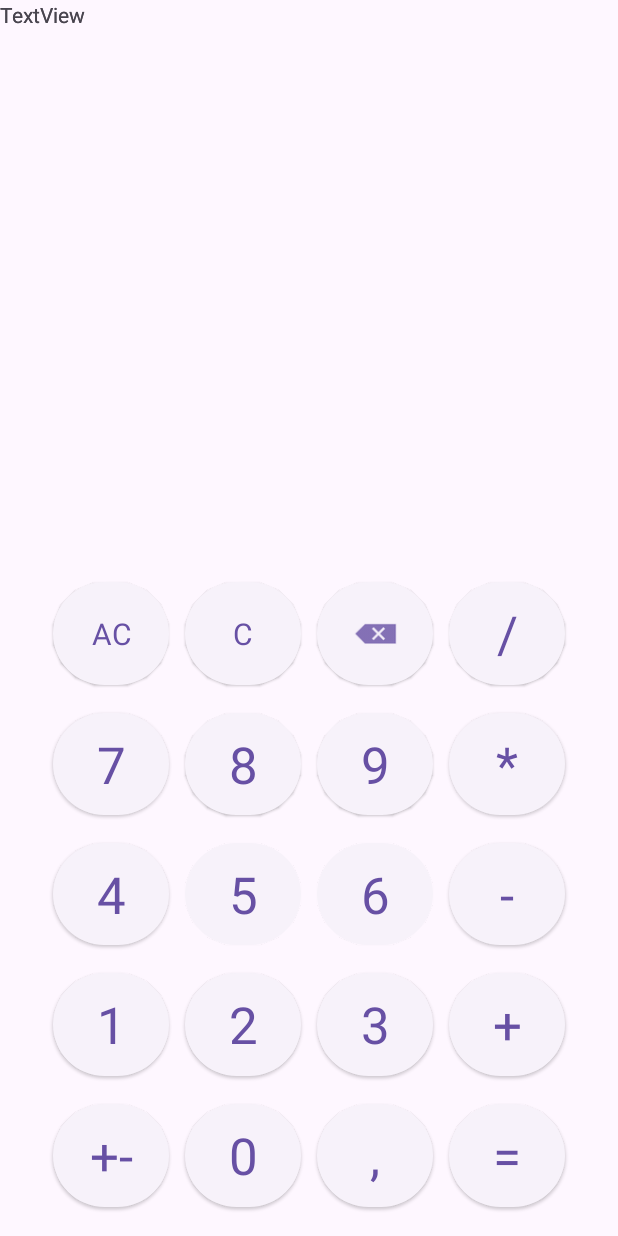
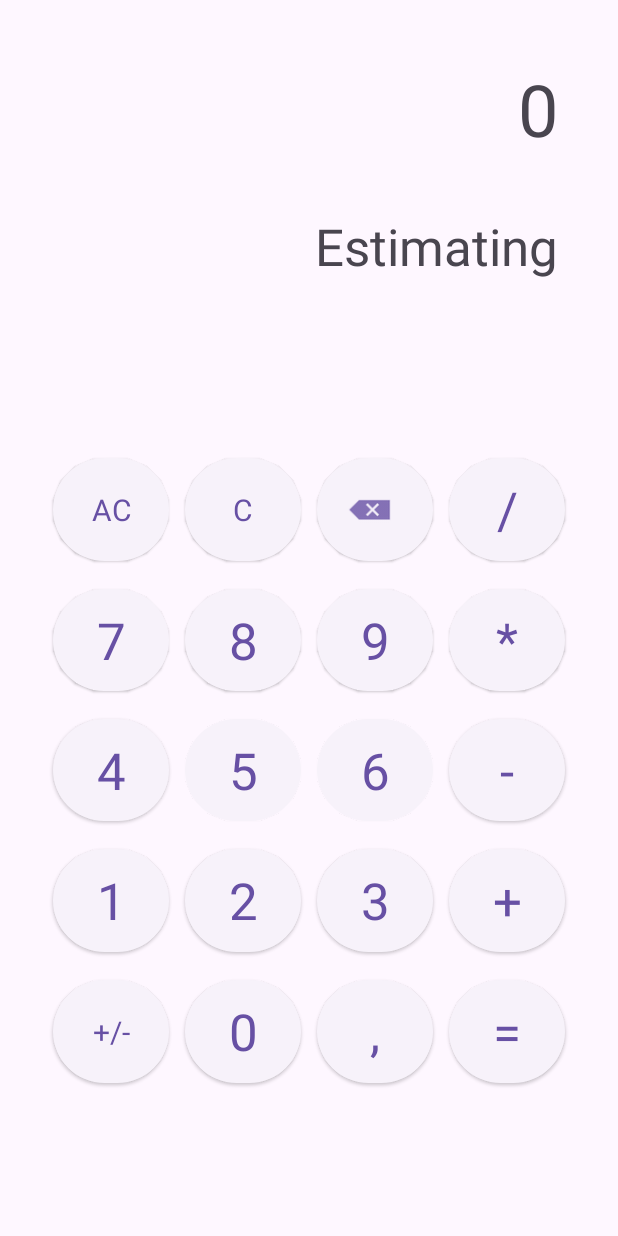
Before and after one commit to Nerekk/AndroidCalculator, an Android app: the screen it shows after launch (MainActivity), on a phone screen of 412 x 824 dp. Run offline under Robolectric (Android 15) with nearby library versions, the phone set to English and light mode, and no system bars.

Commit message:
Minor gui changes

```diff
--- a/app/src/main/res/layout/activity_main.xml
+++ b/app/src/main/res/layout/activity_main.xml
@@ -13,7 +13,9 @@
         android:paddingHorizontal="30dp"
         android:paddingVertical="10dp"
         app:layout_constraintBottom_toBottomOf="parent"
-        tools:layout_editor_absoluteX="1dp">
+        app:layout_constraintEnd_toEndOf="parent"
+        app:layout_constraintStart_toStartOf="parent"
+        app:layout_constraintTop_toBottomOf="@+id/textViewEstimate">
 
         <TableRow
             android:layout_width="match_parent"
@@ -49,9 +51,11 @@
                 android:layout_height="match_parent"
                 android:layout_margin="5dp"
                 android:layout_weight="1"
+                android:textAlignment="center"
                 android:textAppearance="@style/TextAppearance.AppCompat.Display1"
                 android:textSize="12sp"
                 app:icon="@android:drawable/ic_input_delete"
+                app:iconGravity="textStart"
                 app:iconSize="30dp" />
 
             <Button
@@ -219,8 +223,9 @@
                 android:layout_height="match_parent"
                 android:layout_margin="5dp"
                 android:layout_weight="1"
-                android:text="+-"
-                android:textAppearance="@style/TextAppearance.AppCompat.Display1" />
+                android:text="+/-"
+                android:textAppearance="@style/TextAppearance.AppCompat.Display1"
+                android:textSize="20sp" />
 
             <Button
                 android:id="@+id/button0"
@@ -257,19 +262,30 @@
     </TableLayout>
 
     <TextView
-        android:id="@+id/textView"
-        android:layout_width="340dp"
+        android:id="@+id/textViewFinal"
+        android:layout_width="0dp"
         android:layout_height="101dp"
-        android:text="TextView"
-        tools:layout_editor_absoluteX="36dp"
-        tools:layout_editor_absoluteY="55dp" />
+        android:layout_marginLeft="40dp"
+        android:layout_marginTop="40dp"
+        android:layout_marginRight="40dp"
+        android:text="0"
+        android:textAlignment="textEnd"
+        android:textSize="48sp"
+        app:layout_constraintEnd_toEndOf="parent"
+        app:layout_constraintStart_toStartOf="parent"
+        app:layout_constraintTop_toTopOf="parent" />
 
     <TextView
-        android:id="@+id/textView2"
-        android:layout_width="340dp"
+        android:id="@+id/textViewEstimate"
+        android:layout_width="0dp"
         android:layout_height="62dp"
-        android:text="TextView"
-        tools:layout_editor_absoluteX="36dp"
-        tools:layout_editor_absoluteY="179dp" />
+        android:layout_marginLeft="40dp"
+        android:layout_marginRight="40dp"
+        android:text="Estimating"
+        android:textAlignment="textEnd"
+        android:textSize="34sp"
+        app:layout_constraintEnd_toEndOf="parent"
+        app:layout_constraintStart_toStartOf="parent"
+        app:layout_constraintTop_toBottomOf="@+id/textViewFinal" />
 
 </androidx.constraintlayout.widget.ConstraintLayout>
```
